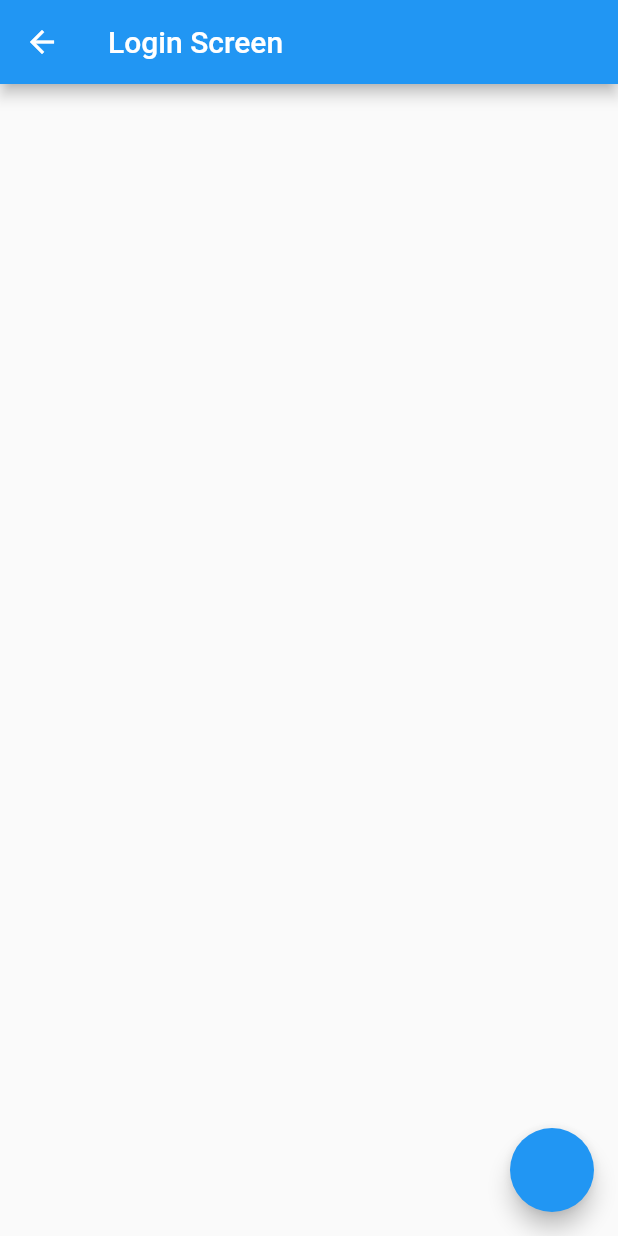
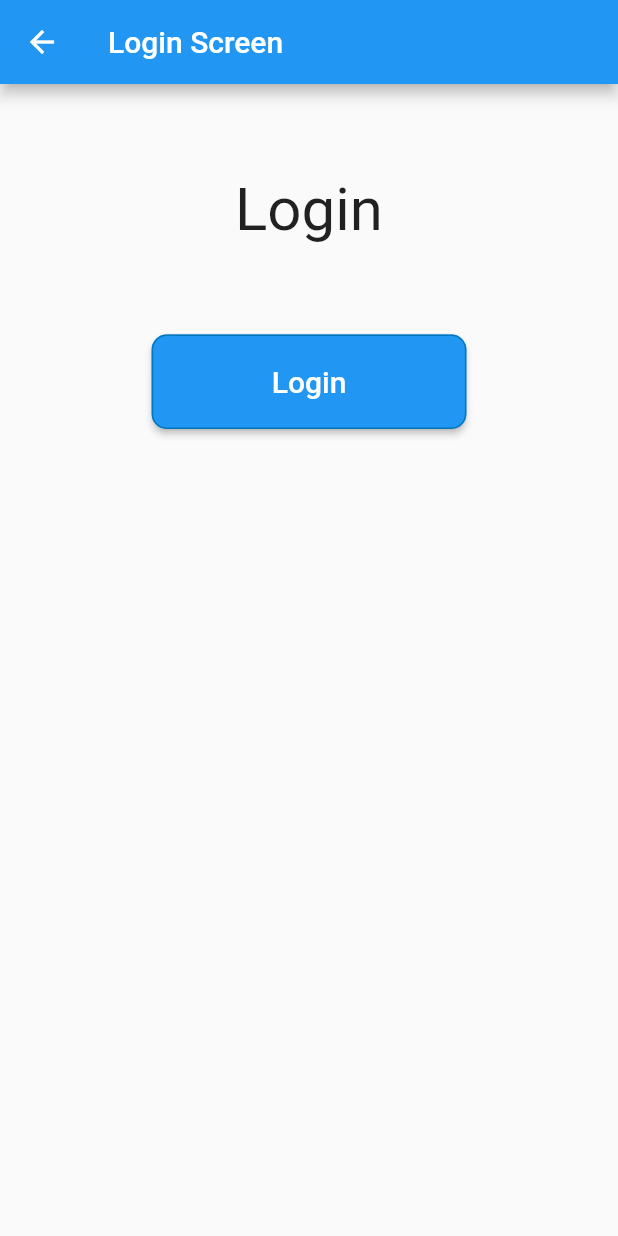
Before and after one commit to deepu0201/DDSG_SE_Group, a Flutter app: the screen it shows after launch, after a tap on "Admin Login", on a phone screen of 412 x 824 dp. Run offline on Flutter 3.47's test engine with Material 2 defaults, Android fonts, the phone set to English and light mode, and no system bars.

Commit message:
Partially Finished Login In screen UI

```diff
--- a/lib/screens/login_screen.dart
+++ b/lib/screens/login_screen.dart
@@ -1,16 +1,61 @@
 import 'package:flutter/material.dart';
 
-class LoginScreen extends StatelessWidget {
+class LoginScreen extends StatefulWidget {
+  @override
+  _LoginScreenState createState() => _LoginScreenState();
+}
+
+class _LoginScreenState extends State<LoginScreen> {
+  final _formKey = GlobalKey<FormState>();
+
   @override
   Widget build(BuildContext context) {
     return Scaffold(
       appBar: AppBar(
         title: Text('Login Screen'),
       ),
-      floatingActionButton: FloatingActionButton(
-        onPressed: () {
-          Navigator.pushNamed(context, '/adminScreen');
-        },
+      body: Padding(
+        padding: const EdgeInsets.all(40.0),
+        child: Form(
+          child: Column(
+            crossAxisAlignment: CrossAxisAlignment.center,
+            children: [
+              Padding(
+                padding: const EdgeInsets.all(20.0),
+                child: Center(
+                  child: Text(
+                    'Login',
+                    style: TextStyle(
+                      fontSize: 40.0,
+                    ),
+                  ),
+                ),
+              ),
+              SizedBox(
+                height: 40,
+              ),
+              ElevatedButton(
+                style: ElevatedButton.styleFrom(
+                  padding: const EdgeInsets.symmetric(
+                    vertical: 20.0,
+                    horizontal: 80.0,
+                  ),
+                  shape: RoundedRectangleBorder(
+                    borderRadius: BorderRadius.circular(10.0),
+                  ),
+                  side: BorderSide(color: Colors.lightBlue[800]),
+                ),
+                onPressed: () {
+                  Navigator.pushNamed(context, '/adminScreen');
+                },
+                child: Text(
+                  'Login',
+                  style: TextStyle(fontSize: 20.0),
+                ),
+              )
+            ],
+          ),
+        ),
       ),
     );
   }
```
